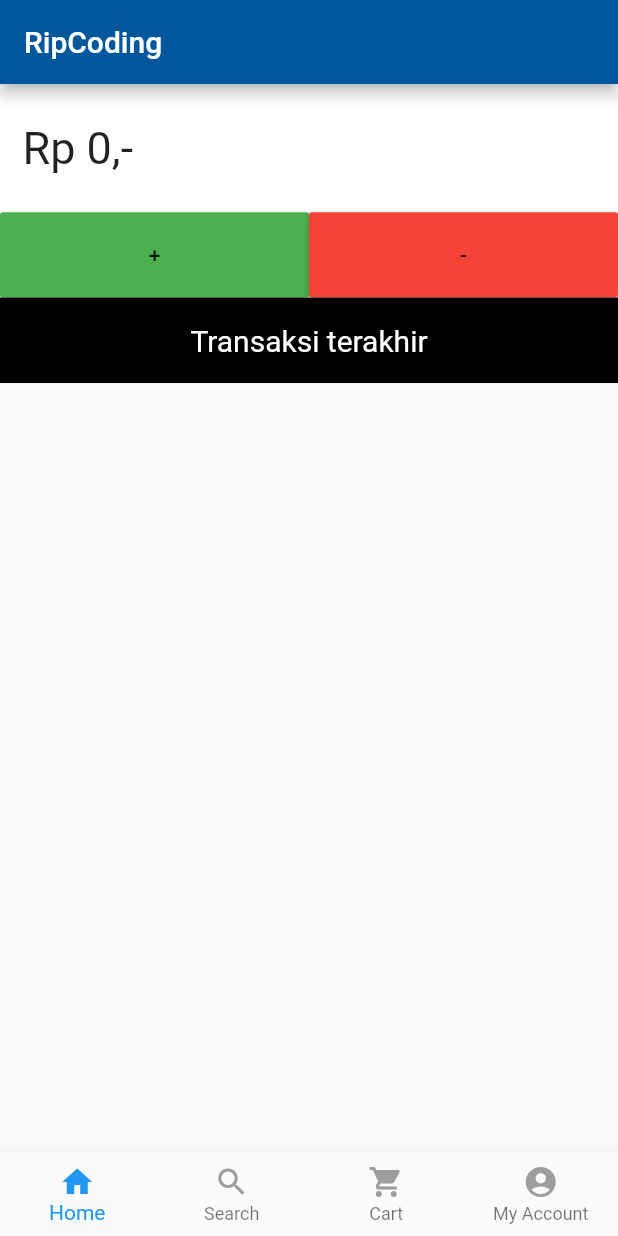
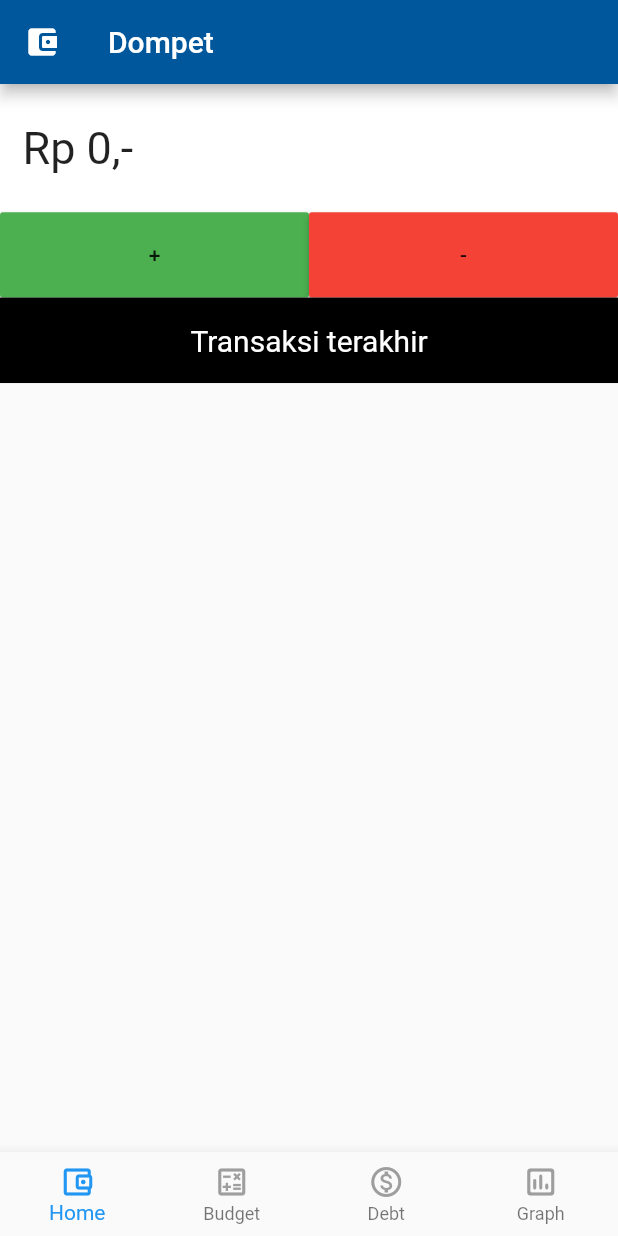
Before and after one commit to tonytomo/PAB, a Flutter app: the screen it shows after launch, on a phone screen of 412 x 824 dp. Run offline on Flutter 3.47's test engine with Material 2 defaults, Android fonts, the phone set to English and light mode, and no system bars.

Commit message:
add some icon and label

```diff
--- a/lib/base_page.dart
+++ b/lib/base_page.dart
@@ -29,7 +29,8 @@ class _BaseState extends State<Base> {
   Widget build(BuildContext context) {
     return Scaffold(
       appBar: AppBar(
-          title: Text("RipCoding"), backgroundColor: Colors.lightBlue[900]),
+          leading: Icon(Icons.account_balance_wallet_rounded ),
+          title: Text("Dompet"), backgroundColor: Colors.lightBlue[900]),
       body: PageView(
         controller: _pageController,
         children: _screen,
@@ -42,7 +43,7 @@ class _BaseState extends State<Base> {
         items: [
           BottomNavigationBarItem(
             icon: Icon(
-              Icons.home,
+              Icons.account_balance_wallet_outlined,
               color: _selectedIndex == 0 ? Colors.blue : Colors.grey,
             ),
             title: Text("Home",
@@ -51,26 +52,26 @@ class _BaseState extends State<Base> {
           ),
           BottomNavigationBarItem(
               icon: Icon(
-                Icons.search,
+                Icons.calculate_outlined,
                 color: _selectedIndex == 1 ? Colors.blue : Colors.grey,
               ),
-              title: Text("Search",
+              title: Text("Budget",
                   style: TextStyle(
                       color: _selectedIndex == 1 ? Colors.blue : Colors.grey))),
           BottomNavigationBarItem(
               icon: Icon(
-                Icons.shopping_cart,
+                Icons.monetization_on_outlined,
                 color: _selectedIndex == 2 ? Colors.blue : Colors.grey,
               ),
-              title: Text("Cart",
+              title: Text("Debt",
                   style: TextStyle(
                       color: _selectedIndex == 2 ? Colors.blue : Colors.grey))),
           BottomNavigationBarItem(
               icon: Icon(
-                Icons.account_circle,
+                Icons.insert_chart_outlined_rounded,
                 color: _selectedIndex == 3 ? Colors.blue : Colors.grey,
               ),
-              title: Text("My Account",
+              title: Text("Graph",
                   style: TextStyle(
                       color: _selectedIndex == 3 ? Colors.blue : Colors.grey))),
         ],
```
